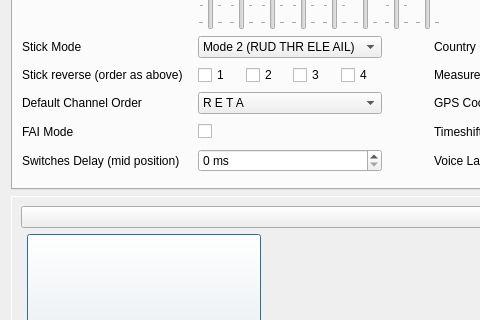
This is companion/src/generaledit.ui in opentx/opentx as Qt 5 draws it before an edit; both pictures show x 0 to 480 and y 459 to 779 of the 818 by 912 pixel window. The edited form follows.
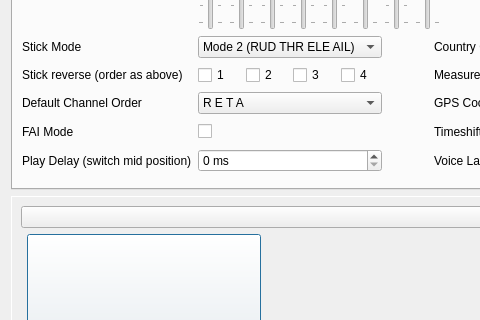
This is the edited form.

Commit message: Fixes #1205 - Delay only applied to Play family function, with a configurable delay, between 0 and 300ms (default is 150ms).

Diff of the .ui file:
```diff
--- a/companion/src/generaledit.ui
+++ b/companion/src/generaledit.ui
@@ -1977,7 +1977,7 @@
           </sizepolicy>
          </property>
          <property name="text">
-          <string>Switches Delay (mid position)</string>
+          <string>Play Delay (switch mid position)</string>
          </property>
         </widget>
        </item>
```
Left out of the diff: 2 changed lines with no effect on the pictures. The commit also changes 9 other files.
